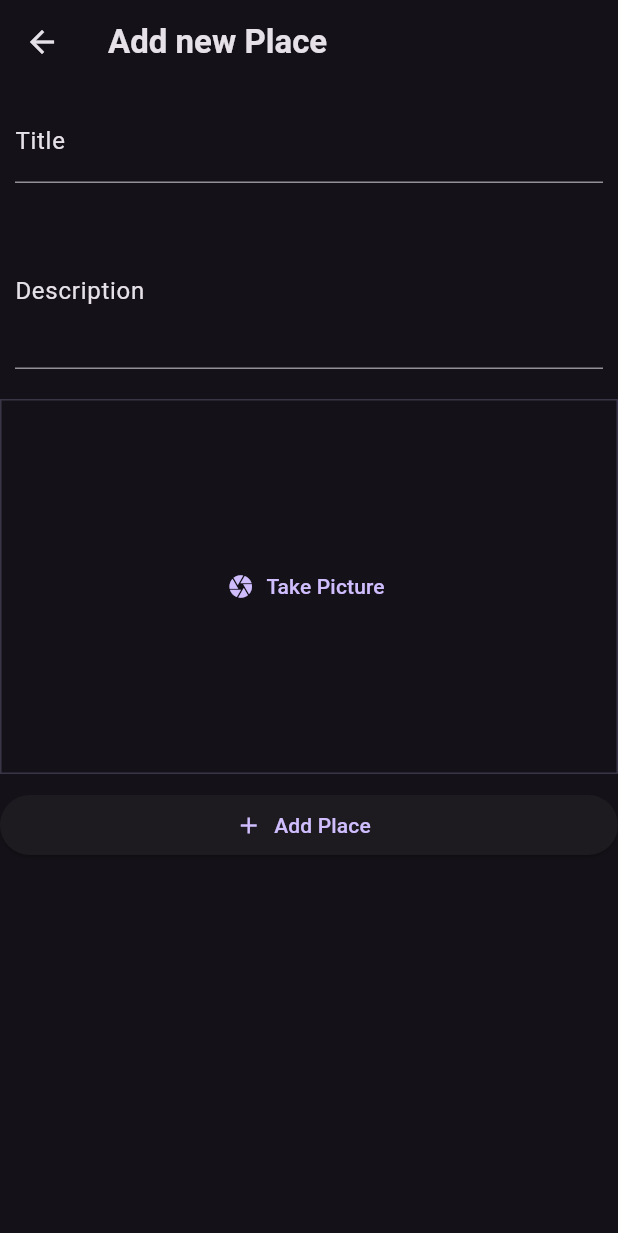
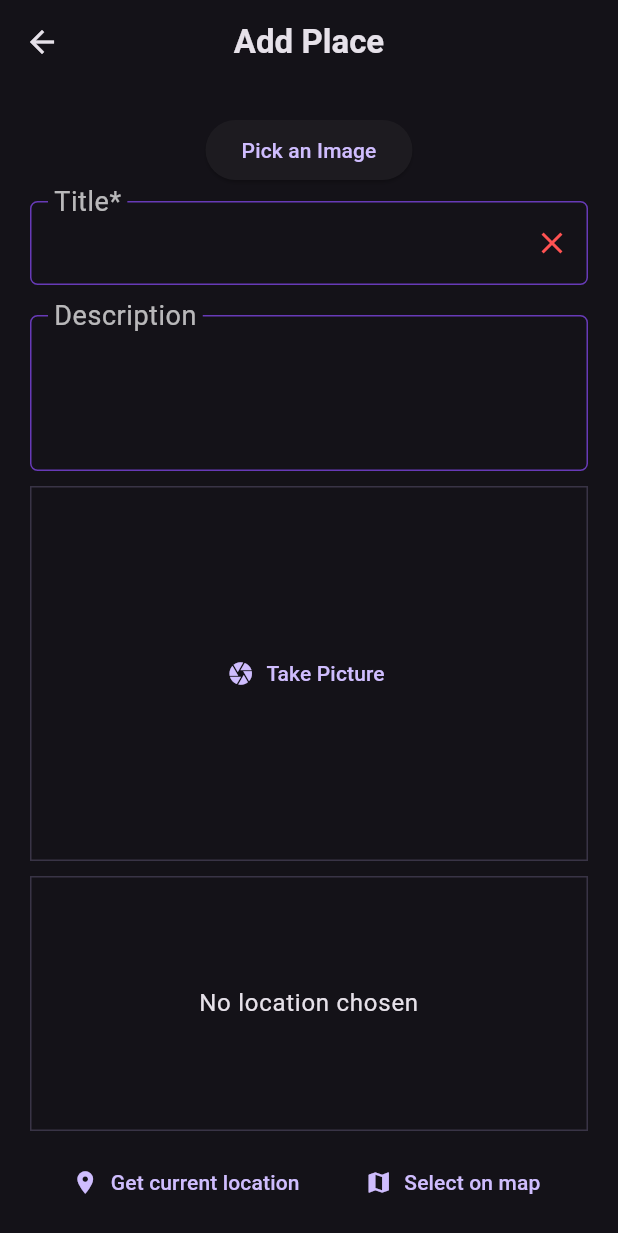
Before and after one commit to gu-tig333-ht24/spotly, a Flutter app: the AddPlacePage screen opened directly with empty values, after a tap on "Take Picture", on a phone screen of 412 x 824 dp. Shown: the top 1233 px of the screen. Run offline on Flutter 3.47's test engine with Material 3 defaults, Android fonts, the phone set to English and light mode, and no system bars; our stand-ins replace flutter_riverpod, flutter_swipe_action_cell, geolocator, google_fonts, image_picker, shared_preferences and 1 more; accounts and stored records are empty; statements that could not run were skipped.

Commit message:
refactor add place feature to work with database

```diff
--- /dev/null
+++ b/lib/src/features/place/add_place/providers/add_place_form_provider.dart
@@ -0,0 +1,48 @@
+import 'package:flutter/foundation.dart';
+
+import 'package:flutter_riverpod/flutter_riverpod.dart';
+
+final addPlaceFormProvider = StateNotifierProvider.autoDispose<
+    AddPlaceFormController, AddPlaceFormState>((ref) {
+  return AddPlaceFormController();
+});
+
+class AddPlaceFormController extends StateNotifier<AddPlaceFormState> {
+  AddPlaceFormController() : super(AddPlaceFormState.initial());
+
+  void changeTitle(String newTitle) {
+    state = state.copyWith(title: newTitle);
+  }
+
+  void changeDescription(String newDescription) {
+    state = state.copyWith(description: newDescription);
+  }
+}
+
+@immutable
+class AddPlaceFormState {
+  const AddPlaceFormState({
+    required this.title,
+    required this.description,
+  });
+
+  factory AddPlaceFormState.initial() => const AddPlaceFormState(
+        title: "",
+        description: "",
+      );
+
+  final String title;
+  final String description;
+
+  bool get isValid => title.isNotEmpty;
+
+  AddPlaceFormState copyWith({
+    String? title,
+    String? description,
+  }) {
+    return AddPlaceFormState(
+      title: title ?? this.title,
+      description: description ?? this.description,
+    );
+  }
+}
--- a/lib/src/features/place/add_place/ui/pages/add_place_page.dart
+++ b/lib/src/features/place/add_place/ui/pages/add_place_page.dart
@@ -1,16 +1,14 @@
-import 'dart:io';
-import 'dart:typed_data';
-
-import 'package:flutter/foundation.dart' show kIsWeb;
 import 'package:flutter/material.dart';
 
 import 'package:flutter_riverpod/flutter_riverpod.dart';
-import 'package:image_picker/image_picker.dart';
 
+import '../../../../../core/dtos/place_dto.dart';
 import '../../../../../core/models/place.dart';
+import '../../../../../core/widgets/custom_app_bar.dart';
 import '../../../places/providers/place_list_provider.dart';
+import '../widgets/add_place_form.dart';
 
-class AddPlacePage extends ConsumerStatefulWidget {
+class AddPlacePage extends ConsumerWidget {
   const AddPlacePage({
     super.key,
     required this.collectionId,
@@ -18,178 +16,34 @@ class AddPlacePage extends ConsumerStatefulWidget {
 
   final int collectionId;
 
-  @override
-  ConsumerState<AddPlacePage> createState() => _AddPlaceScreenState();
-}
-
-class _AddPlaceScreenState extends ConsumerState<AddPlacePage> {
-  late final TextEditingController _titleController;
-
-  late final TextEditingController _descriptionController;
-  File? _selectedImageFile;
-  Uint8List? _selectedImageBytes;
-
-  @override
-  void initState() {
-    super.initState();
-    _titleController = TextEditingController();
-    _descriptionController = TextEditingController();
-  }
-
-  @override
-  void dispose() {
-    _titleController.dispose();
-    _descriptionController.dispose();
-    super.dispose();
-  }
-
-  Future<void> _takePicture() async {
-    final imagePicker = ImagePicker();
-    final pickedImage = await imagePicker.pickImage(
-      source: ImageSource.camera,
-      maxWidth: 600,
+  void _addPlace(
+    BuildContext context,
+    WidgetRef ref,
+    PlaceDto dto,
+  ) {
+    final place = Place(
+      id: -1,
+      collectionId: collectionId,
+      title: dto.title,
+      description: dto.description,
+      imagePath: dto.imagePath,
+      createdAt: DateTime.now(),
     );
-
-    if (pickedImage == null) {
-      return;
-    }
-
-    if (kIsWeb) {
-      final imageBytes = await pickedImage.readAsBytes();
-      setState(() {
-        _selectedImageBytes = imageBytes;
-      });
-    } else {
-      setState(() {
-        _selectedImageFile = File(pickedImage.path);
-      });
-    }
-  }
-
-  // Functionality to save the place (for example, to a list or database)
-  void _savePlace() {
-    final title = _titleController.text;
-    final description = _descriptionController.text;
-
-    if (title.isEmpty) {
-      ScaffoldMessenger.of(context).showSnackBar(
-        const SnackBar(
-          content: Text('Please provide a title.'),
-        ),
-      );
-      return;
-    }
-
-    // TODO: save image to storage
-
-    final newPlace = Place(
-      id: -1,
-      collectionId: widget.collectionId,
-      title: title,
-      description: description,
-      imagePath: _selectedImageFile?.path,
-      createdAt: DateTime.now(), // Add creation date
-    );
-
-    ref.read(placeListProvider.notifier).addPlace(newPlace);
+    ref.read(placeListProvider.notifier).addPlace(place);
     Navigator.of(context).pop();
   }
 
   @override
-  Widget build(BuildContext context) {
-    Widget imageDisplay = TextButton.icon(
-      icon: const Icon(Icons.camera),
-      label: const Text('Take Picture'),
-      onPressed: _takePicture,
-    );
-
-    if (kIsWeb && _selectedImageBytes != null) {
-      imageDisplay = GestureDetector(
-        onTap: _takePicture,
-        child: Image.memory(
-          _selectedImageBytes!,
-          fit: BoxFit.cover,
-          width: double.infinity,
-          height: double.infinity,
-        ),
-      );
-    } else if (_selectedImageFile != null) {
-      imageDisplay = GestureDetector(
-        onTap: _takePicture,
-        child: Image.file(
-          _selectedImageFile!,
-          fit: BoxFit.cover,
-          width: double.infinity,
-          height: double.infinity,
-        ),
-      );
-    }
-
+  Widget build(BuildContext context, WidgetRef ref) {
     return Scaffold(
-      appBar: AppBar(
-        title: const Text('Add new Place'),
+      appBar: const CustomAppBar(
+        appBarTitle: "Add Place",
       ),
-      body: SingleChildScrollView(
-        child: Column(
-          crossAxisAlignment: CrossAxisAlignment.stretch,
-          children: [
-            Padding(
-              padding: const EdgeInsets.all(10),
-              child: TextField(
-                decoration: InputDecoration(
-                  labelText: 'Title',
-                  labelStyle: TextStyle(
-                    color: Theme.of(context)
-                        .colorScheme
-                        .onSurface, // Fixed color for label
-                  ),
-                ),
-                controller: _titleController,
-                style: TextStyle(
-                  color: Theme.of(context)
-                      .colorScheme
-                      .onSurface, // Fixed color for input text
-                ),
-              ),
-            ),
-            Padding(
-              padding: const EdgeInsets.all(10),
-              child: TextField(
-                decoration: InputDecoration(
-                  labelText: 'Description', // New description field
-                  labelStyle: TextStyle(
-                    color: Theme.of(context).colorScheme.onSurface,
-                  ),
-                ),
-                controller: _descriptionController,
-                // Use description controller
-                maxLines: 3,
-                // Allow multi-line input for description
-                style: TextStyle(
-                  color: Theme.of(context).colorScheme.onSurface,
-                ),
-              ),
-            ),
-            const SizedBox(height: 10),
-            Container(
-              decoration: BoxDecoration(
-                border: Border.all(
-                  width: 1,
-                  color: Theme.of(context).colorScheme.primary.withOpacity(0.2),
-                ),
-              ),
-              height: 250,
-              width: double.infinity,
-              alignment: Alignment.center,
-              child: imageDisplay,
-            ),
-            const SizedBox(height: 10),
-            ElevatedButton.icon(
-              onPressed: _savePlace,
-              icon: const Icon(Icons.add),
-              label: const Text('Add Place'),
-            ),
-          ],
+      body: AddPlaceForm(
+        onSubmit: (PlaceDto dto) => _addPlace(
+          context,
+          ref,
+          dto,
         ),
       ),
     );
--- /dev/null
+++ b/lib/src/features/place/add_place/ui/widgets/add_place_form.dart
@@ -0,0 +1,238 @@
+import 'dart:io';
+
+import 'package:flutter/material.dart';
+
+import 'package:flutter_riverpod/flutter_riverpod.dart';
+import 'package:image_picker/image_picker.dart';
+import 'package:path/path.dart' as path;
+import 'package:path_provider/path_provider.dart';
+
+import '../../../../../core/constants/app_constants.dart';
+import '../../../../../core/constants/app_sizes.dart';
+import '../../../../../core/dtos/place_dto.dart';
+import '../../../../../core/models/place_location.dart';
+import '../../../../../core/widgets/location_input.dart';
+import '../../providers/add_place_form_provider.dart';
+import 'image_display.dart';
+
+class AddPlaceForm extends ConsumerStatefulWidget {
+  const AddPlaceForm({
+    super.key,
+    required this.onSubmit,
+  });
+
+  final Function(PlaceDto place) onSubmit;
+
+  @override
+  ConsumerState<AddPlaceForm> createState() => _AddPlaceFormState();
+}
+
+class _AddPlaceFormState extends ConsumerState<AddPlaceForm> {
+  late final AddPlaceFormController _formController;
+  late final TextEditingController _titleController;
+  late final TextEditingController _descriptionController;
+
+  File? _selectedImageFile;
+  PlaceLocation? _selectedLocation;
+
+  @override
+  void initState() {
+    super.initState();
+    _formController = ref.read(addPlaceFormProvider.notifier);
+    _titleController = TextEditingController();
+    _descriptionController = TextEditingController();
+  }
+
+  @override
+  void dispose() {
+    _titleController.dispose();
+    _descriptionController.dispose();
+    super.dispose();
+  }
+
+  void _selectPlaceLocation(PlaceLocation location) {
+    _selectedLocation = location;
+  }
+
+  Future<void> _pickImage() async {
+    final imagePicker = ImagePicker();
+    final pickedImage =
+        await imagePicker.pickImage(source: ImageSource.gallery);
+
+    if (pickedImage == null) return;
+
+    final appDir = await getApplicationDocumentsDirectory();
+    final fileName = path.basename(pickedImage.path);
+    final savedImage =
+        await File(pickedImage.path).copy('${appDir.path}/$fileName');
+
+    _selectedImageFile = savedImage; // Spara filen
+  }
+
+  void _submit(BuildContext context) {
+    if (_selectedLocation == null) {
+      ScaffoldMessenger.of(context).showSnackBar(
+        const SnackBar(
+          content: Text('Please select a location.'),
+        ),
+      );
+      return;
+    }
+
+    widget.onSubmit(
+      PlaceDto(
+        title: _titleController.text,
+        description: _descriptionController.text,
+        imagePath: _selectedImageFile?.path,
+        location: _selectedLocation,
+      ),
+    );
+  }
+
+  @override
+  Widget build(BuildContext context) {
+    final AddPlaceFormState formState = ref.watch(addPlaceFormProvider);
+
+    return SingleChildScrollView(
+      padding: const EdgeInsets.all(AppSizes.s20),
+      child: Form(
+        child: Column(
+          children: [
+            ElevatedButton(
+              onPressed: _pickImage,
+              child: const Text("Pick an Image"),
+            ),
+            const SizedBox(height: AppSizes.s10),
+            TextFormField(
+              onChanged: _formController.changeTitle,
+              onTapOutside: (_) =>
+                  FocusManager.instance.primaryFocus?.unfocus(),
+              controller: _titleController,
+              cursorColor: Colors.deepPurpleAccent,
+              keyboardType: TextInputType.text,
+              textCapitalization: TextCapitalization.none,
+              textInputAction: TextInputAction.done,
+              maxLines: 1,
+              // Customize the input text style
+              style: const TextStyle(color: Colors.white),
+              decoration: InputDecoration(
+                floatingLabelBehavior: FloatingLabelBehavior.always,
+                labelText: "Title*",
+                labelStyle: const TextStyle(
+                  color: Colors.white70,
+                  fontSize: 24,
+                ),
+                suffixIcon: IconButton(
+                  onPressed: () {
+                    _titleController.clear();
+                  },
+                  icon: const Icon(
+                    Icons.clear,
+                    color: Colors.redAccent,
+                  ),
+                  tooltip: "Clear",
+                ),
+                // The style for the border by default and enabled
+                enabledBorder: OutlineInputBorder(
+                  borderSide: const BorderSide(
+                    color: Colors.deepPurple,
+                  ),
+                  borderRadius:
+                      BorderRadius.circular(AppConstants.borderRadius),
+                ),
+                // // The style for the border when focused
+                focusedBorder: OutlineInputBorder(
+                  borderSide: const BorderSide(
+                    color: Colors.deepPurpleAccent,
+                  ),
+                  borderRadius:
+                      BorderRadius.circular(AppConstants.borderRadius),
+                ),
+              ),
+            ),
+            const SizedBox(height: AppSizes.s20),
+            // Add new TextFormField for description
+            TextFormField(
+              onChanged: _formController.changeDescription,
+              onTapOutside: (_) =>
+                  FocusManager.instance.primaryFocus?.unfocus(),
+              onFieldSubmitted:
+                  formState.isValid ? (_) => _submit(context) : null,
+              controller: _descriptionController,
+              cursorColor: Colors.deepPurpleAccent,
+              keyboardType: TextInputType.text,
+              textCapitalization: TextCapitalization.sentences,
+              textInputAction: TextInputAction.done,
+              maxLines: 3,
+              style: const TextStyle(color: Colors.white),
+              decoration: InputDecoration(
+                floatingLabelBehavior: FloatingLabelBehavior.always,
+                labelText: "Description",
+                labelStyle: const TextStyle(
+                  color: Colors.white70,
+                  fontSize: 24,
+                ),
+                enabledBorder: OutlineInputBorder(
+                  borderSide: const BorderSide(
+                    color: Colors.deepPurple,
+                  ),
+                  borderRadius:
+                      BorderRadius.circular(AppConstants.borderRadius),
+                ),
+                focusedBorder: OutlineInputBorder(
+                  borderSide: const BorderSide(
+                    color: Colors.deepPurpleAccent,
+                  ),
+                  borderRadius:
+                      BorderRadius.circular(AppConstants.borderRadius),
+                ),
+              ),
+            ),
+            const SizedBox(height: AppSizes.s10),
+            Container(
+              decoration: BoxDecoration(
+                border: Border.all(
+                  width: 1,
+                  color: Theme.of(context).colorScheme.primary.withOpacity(0.2),
+                ),
+              ),
+              height: 250,
+              width: double.infinity,
+              alignment: Alignment.center,
+              child: ImageDisplay(
+                onImageSelected: (File file) {
+                  _selectedImageFile = file;
+                },
+              ),
+            ),
+            const SizedBox(height: AppSizes.s10),
+            LocationInput(onSelectLocation: _selectPlaceLocation),
+            const SizedBox(height: AppSizes.s20),
+            Row(
+              children: [
+                Expanded(
+                  child: FilledButton(
+                    onPressed:
+                        formState.isValid ? () => _submit(context) : null,
+                    style: FilledButton.styleFrom(
+                      backgroundColor: Colors.deepPurpleAccent,
+                      foregroundColor: Colors.white,
+                      shape: RoundedRectangleBorder(
+                        borderRadius:
+                            BorderRadius.circular(AppConstants.borderRadius),
+                      ),
+                    ),
+                    child: const Text(
+                      "Save",
+                      style: TextStyle(fontSize: 24),
+                    ),
+                  ),
+                ),
+              ],
+            ),
+          ],
+        ),
+      ),
+    );
+  }
+}
```
